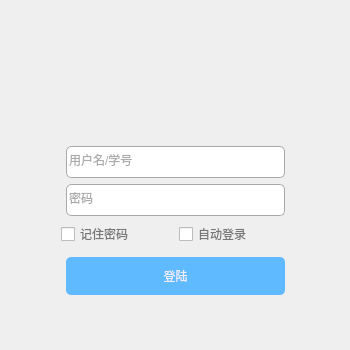
This is loginui.ui in yexithu/TUNet-pc as Qt 5 draws it before an edit. The edited form follows.
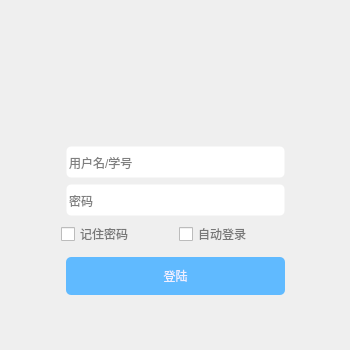
This is the edited form. Icons and pictures are not drawn.

Commit message: make the placeholder attribute

Patch:
```diff
--- a/loginui.ui
+++ b/loginui.ui
@@ -33,14 +33,16 @@
     <item>
      <widget class="QLineEdit" name="username">
       <property name="styleSheet">
-       <string notr="true">color: #aaa;
-background-color: #fff;
+       <string notr="true">background-color: #fff;
 margin: 0% 5%;
 padding: 7% 0;
 border-radius:5px;
 border: 1px solid groove grey;</string>
       </property>
       <property name="text">
+       <string/>
+      </property>
+      <property name="placeholderText">
        <string>用户名/学号</string>
       </property>
      </widget>
@@ -48,14 +50,16 @@
     <item>
      <widget class="QLineEdit" name="password">
       <property name="styleSheet">
-       <string notr="true">color: #aaa;
-background-color: #fff;
+       <string notr="true">background-color: #fff;
 margin: 0% 5%;
 padding: 7% 0;
 border-radius:5px;
 border: 1px solid groove grey;</string>
       </property>
       <property name="text">
+       <string/>
+      </property>
+      <property name="placeholderText">
        <string>密码</string>
       </property>
      </widget>
```
